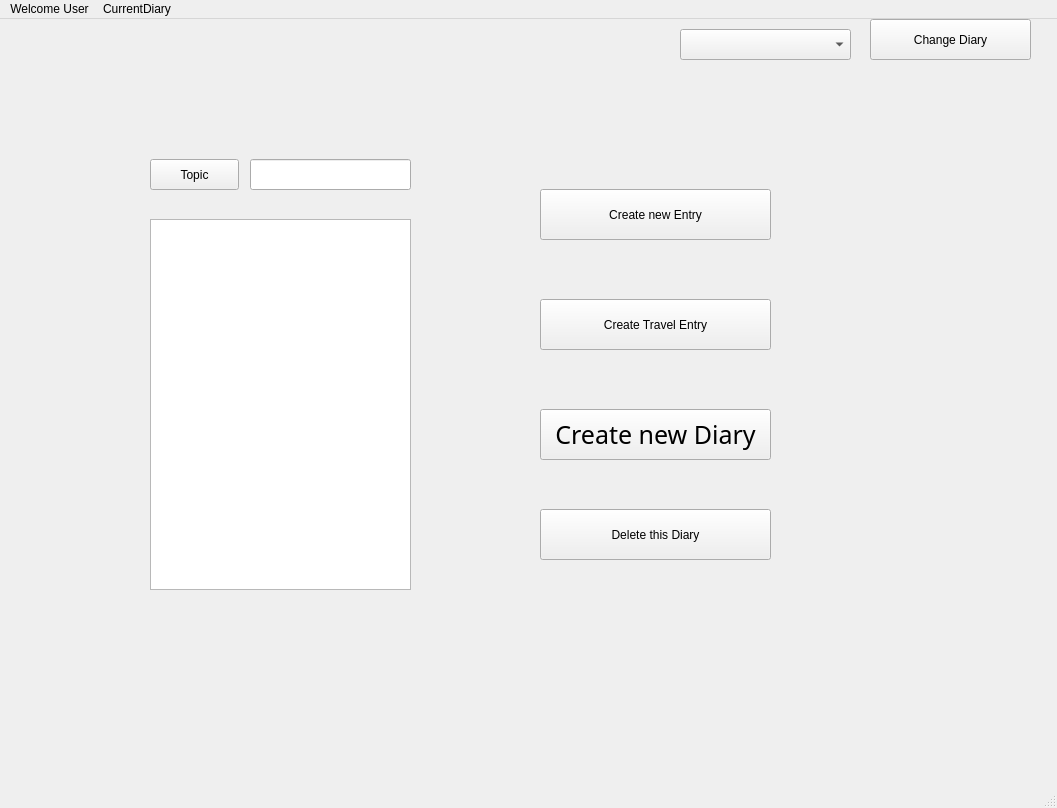
Old version of the form Presentation/mainwindow.ui in the repository fekorte/Diary.
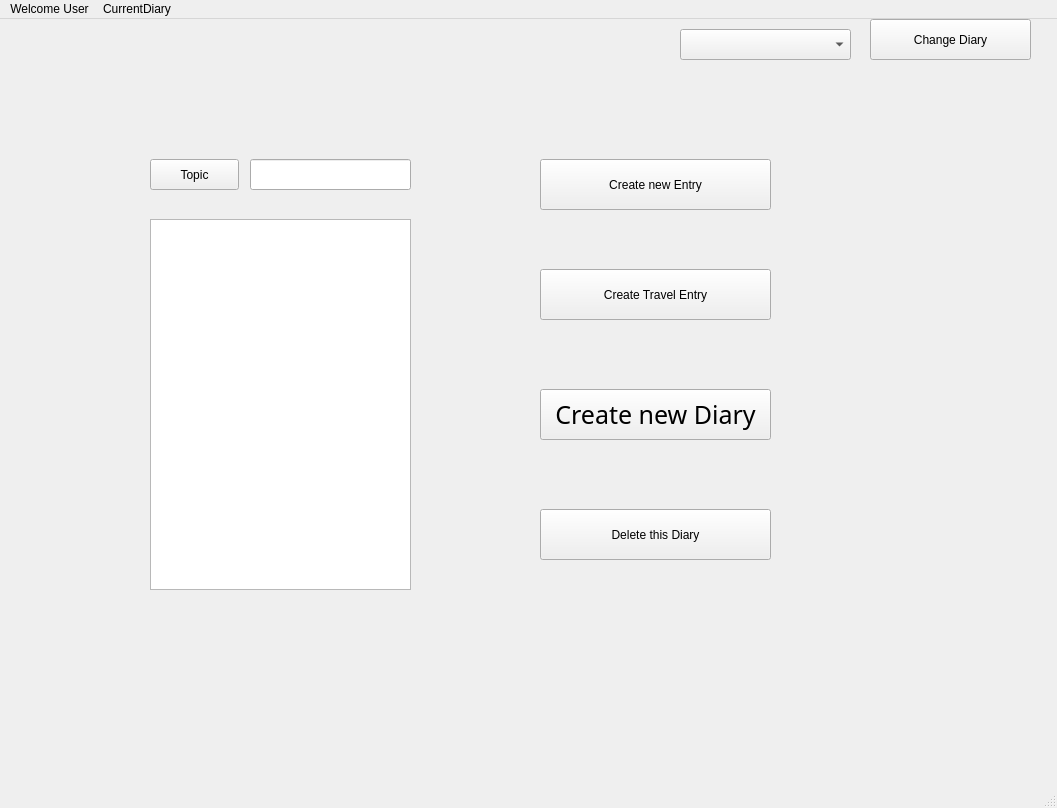
New version of the form. Icons and pictures are not drawn.

Commit message:
To do for next time:
- understand why filtering topics (Travelling) works but not for other selected topics, do I do something wrong when choosing topic?

- filter entries by data and alphabetically

The edit to the form file:
```diff
--- a/Presentation/mainwindow.ui
+++ b/Presentation/mainwindow.ui
@@ -55,7 +55,7 @@
     <property name="geometry">
      <rect>
       <x>540</x>
-      <y>170</y>
+      <y>140</y>
       <width>231</width>
       <height>51</height>
      </rect>
@@ -88,7 +88,7 @@
     <property name="geometry">
      <rect>
       <x>540</x>
-      <y>390</y>
+      <y>370</y>
       <width>231</width>
       <height>51</height>
      </rect>
@@ -142,7 +142,7 @@
     <property name="geometry">
      <rect>
       <x>540</x>
-      <y>280</y>
+      <y>250</y>
       <width>231</width>
       <height>51</height>
      </rect>
```
The commit also changes 1 other file.
